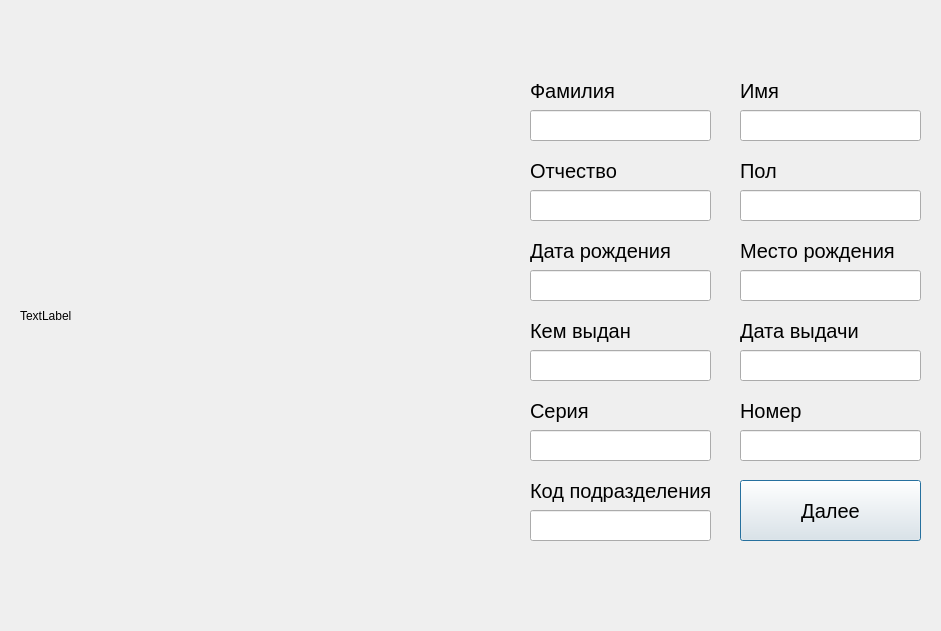
Daniil7575/passport2text, file pass2text/GUI/FirstPageWindow.ui: the form before one commit.
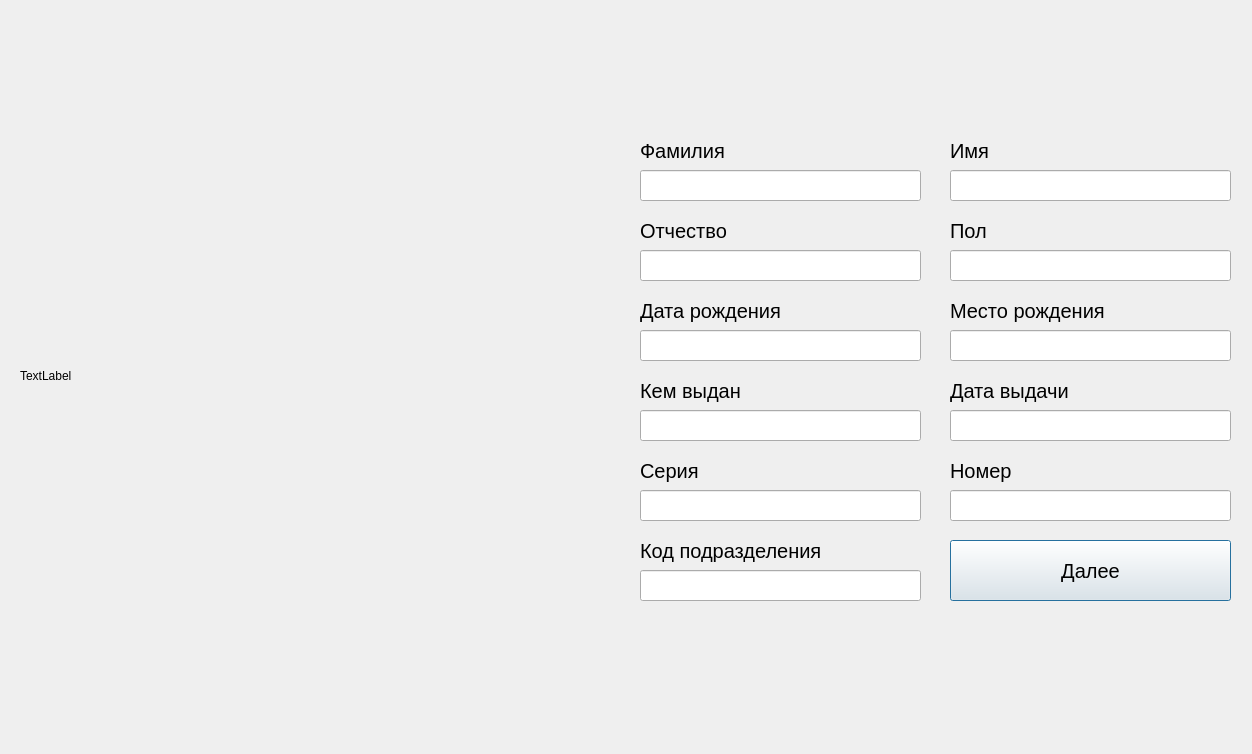
The form after the commit.

Patch:
```diff
--- a/pass2text/GUI/FirstPageWindow.ui
+++ b/pass2text/GUI/FirstPageWindow.ui
@@ -6,8 +6,8 @@
    <rect>
     <x>0</x>
     <y>0</y>
-    <width>941</width>
-    <height>631</height>
+    <width>1252</width>
+    <height>754</height>
    </rect>
   </property>
   <property name="windowTitle">
@@ -18,8 +18,8 @@
     <rect>
      <x>20</x>
      <y>20</y>
-     <width>481</width>
-     <height>591</height>
+     <width>591</width>
+     <height>711</height>
     </rect>
    </property>
    <property name="text">
@@ -29,8 +29,8 @@
   <widget class="QLabel" name="label_patronymic">
    <property name="geometry">
     <rect>
-     <x>530</x>
-     <y>150</y>
+     <x>640</x>
+     <y>210</y>
      <width>161</width>
      <height>41</height>
     </rect>
@@ -48,9 +48,9 @@
   <widget class="QLineEdit" name="issue_place">
    <property name="geometry">
     <rect>
-     <x>530</x>
-     <y>350</y>
-     <width>181</width>
+     <x>640</x>
+     <y>410</y>
+     <width>281</width>
      <height>31</height>
     </rect>
    </property>
@@ -63,8 +63,8 @@
   <widget class="QLabel" name="label_birth_place">
    <property name="geometry">
     <rect>
-     <x>740</x>
-     <y>230</y>
+     <x>950</x>
+     <y>290</y>
      <width>161</width>
      <height>41</height>
     </rect>
@@ -82,9 +82,9 @@
   <widget class="QLineEdit" name="birth_date">
    <property name="geometry">
     <rect>
-     <x>530</x>
-     <y>270</y>
-     <width>181</width>
+     <x>640</x>
+     <y>330</y>
+     <width>281</width>
      <height>31</height>
     </rect>
    </property>
@@ -97,9 +97,9 @@
   <widget class="QLineEdit" name="series">
    <property name="geometry">
     <rect>
-     <x>530</x>
-     <y>430</y>
-     <width>181</width>
+     <x>640</x>
+     <y>490</y>
+     <width>281</width>
      <height>31</height>
     </rect>
    </property>
@@ -112,8 +112,8 @@
   <widget class="QLabel" name="label_birth_date">
    <property name="geometry">
     <rect>
-     <x>530</x>
-     <y>230</y>
+     <x>640</x>
+     <y>290</y>
      <width>151</width>
      <height>41</height>
     </rect>
@@ -131,8 +131,8 @@
   <widget class="QLabel" name="label_issue_place">
    <property name="geometry">
     <rect>
-     <x>530</x>
-     <y>310</y>
+     <x>640</x>
+     <y>370</y>
      <width>121</width>
      <height>41</height>
     </rect>
@@ -150,8 +150,8 @@
   <widget class="QLabel" name="label_number">
    <property name="geometry">
     <rect>
-     <x>740</x>
-     <y>390</y>
+     <x>950</x>
+     <y>450</y>
      <width>121</width>
      <height>41</height>
     </rect>
@@ -169,9 +169,9 @@
   <widget class="QLineEdit" name="issue_date">
    <property name="geometry">
     <rect>
-     <x>740</x>
-     <y>350</y>
-     <width>181</width>
+     <x>950</x>
+     <y>410</y>
+     <width>281</width>
      <height>31</height>
     </rect>
    </property>
@@ -184,8 +184,8 @@
   <widget class="QLabel" name="label_name">
    <property name="geometry">
     <rect>
-     <x>740</x>
-     <y>70</y>
+     <x>950</x>
+     <y>130</y>
      <width>161</width>
      <height>41</height>
     </rect>
@@ -203,9 +203,9 @@
   <widget class="QLineEdit" name="name">
    <property name="geometry">
     <rect>
-     <x>740</x>
-     <y>110</y>
-     <width>181</width>
+     <x>950</x>
+     <y>170</y>
+     <width>281</width>
      <height>31</height>
     </rect>
    </property>
@@ -218,9 +218,9 @@
   <widget class="QPushButton" name="button_add">
    <property name="geometry">
     <rect>
-     <x>740</x>
-     <y>480</y>
-     <width>181</width>
+     <x>950</x>
+     <y>540</y>
+     <width>281</width>
      <height>61</height>
     </rect>
    </property>
@@ -236,8 +236,8 @@
   <widget class="QLabel" name="label_code">
    <property name="geometry">
     <rect>
-     <x>530</x>
-     <y>470</y>
+     <x>640</x>
+     <y>530</y>
      <width>191</width>
      <height>41</height>
     </rect>
@@ -255,9 +255,9 @@
   <widget class="QLineEdit" name="birth_place">
    <property name="geometry">
     <rect>
-     <x>740</x>
-     <y>270</y>
-     <width>181</width>
+     <x>950</x>
+     <y>330</y>
+     <width>281</width>
      <height>31</height>
     </rect>
    </property>
@@ -273,9 +273,9 @@
   <widget class="QLineEdit" name="gender">
    <property name="geometry">
     <rect>
-     <x>740</x>
-     <y>190</y>
-     <width>181</width>
+     <x>950</x>
+     <y>250</y>
+     <width>281</width>
      <height>31</height>
     </rect>
    </property>
@@ -288,8 +288,8 @@
   <widget class="QLabel" name="label_series">
    <property name="geometry">
     <rect>
-     <x>530</x>
-     <y>390</y>
+     <x>640</x>
+     <y>450</y>
      <width>121</width>
      <height>41</height>
     </rect>
@@ -307,9 +307,9 @@
   <widget class="QLineEdit" name="code">
    <property name="geometry">
     <rect>
-     <x>530</x>
-     <y>510</y>
-     <width>181</width>
+     <x>640</x>
+     <y>570</y>
+     <width>281</width>
      <height>31</height>
     </rect>
    </property>
@@ -322,9 +322,9 @@
   <widget class="QLineEdit" name="surname">
    <property name="geometry">
     <rect>
-     <x>530</x>
-     <y>110</y>
-     <width>181</width>
+     <x>640</x>
+     <y>170</y>
+     <width>281</width>
      <height>31</height>
     </rect>
    </property>
@@ -337,9 +337,9 @@
   <widget class="QLineEdit" name="patronymic">
    <property name="geometry">
     <rect>
-     <x>530</x>
-     <y>190</y>
-     <width>181</width>
+     <x>640</x>
+     <y>250</y>
+     <width>281</width>
      <height>31</height>
     </rect>
    </property>
@@ -352,8 +352,8 @@
   <widget class="QLabel" name="label_surname">
    <property name="geometry">
     <rect>
-     <x>530</x>
-     <y>70</y>
+     <x>640</x>
+     <y>130</y>
      <width>161</width>
      <height>41</height>
     </rect>
@@ -371,8 +371,8 @@
   <widget class="QLabel" name="label_gender">
    <property name="geometry">
     <rect>
-     <x>740</x>
-     <y>150</y>
+     <x>950</x>
+     <y>210</y>
      <width>161</width>
      <height>41</height>
     </rect>
@@ -390,8 +390,8 @@
   <widget class="QLabel" name="label_issue_date">
    <property name="geometry">
     <rect>
-     <x>740</x>
-     <y>310</y>
+     <x>950</x>
+     <y>370</y>
      <width>131</width>
      <height>41</height>
     </rect>
@@ -409,9 +409,9 @@
   <widget class="QLineEdit" name="number">
    <property name="geometry">
     <rect>
-     <x>740</x>
-     <y>430</y>
-     <width>181</width>
+     <x>950</x>
+     <y>490</y>
+     <width>281</width>
      <height>31</height>
     </rect>
    </property>
```
